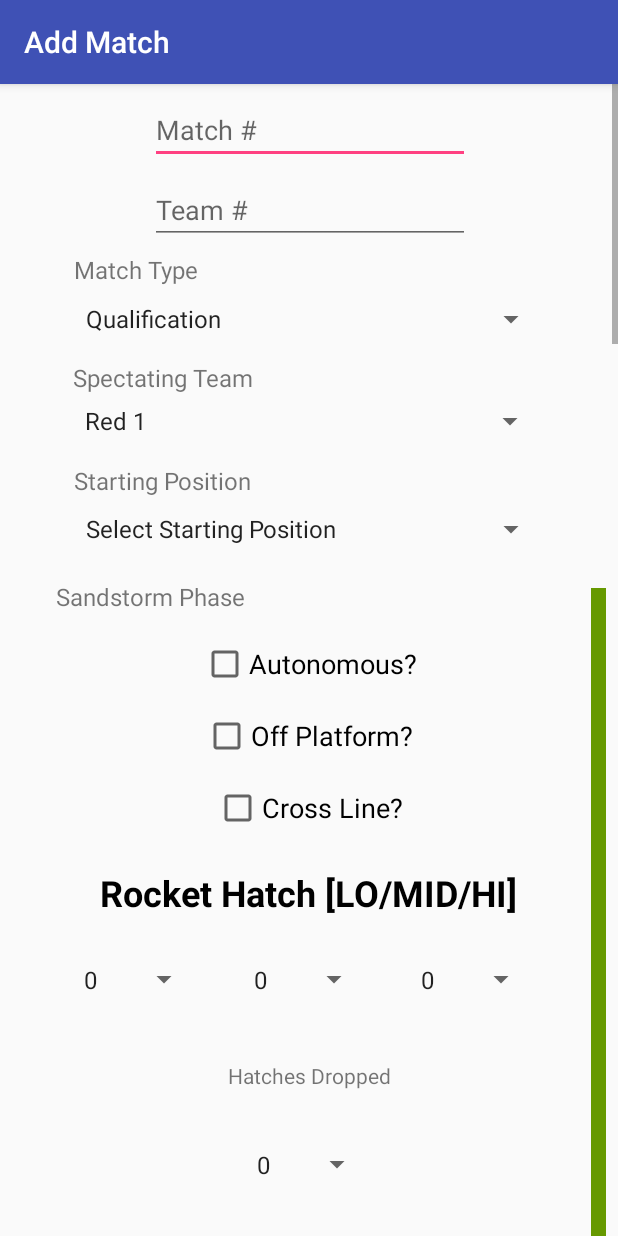
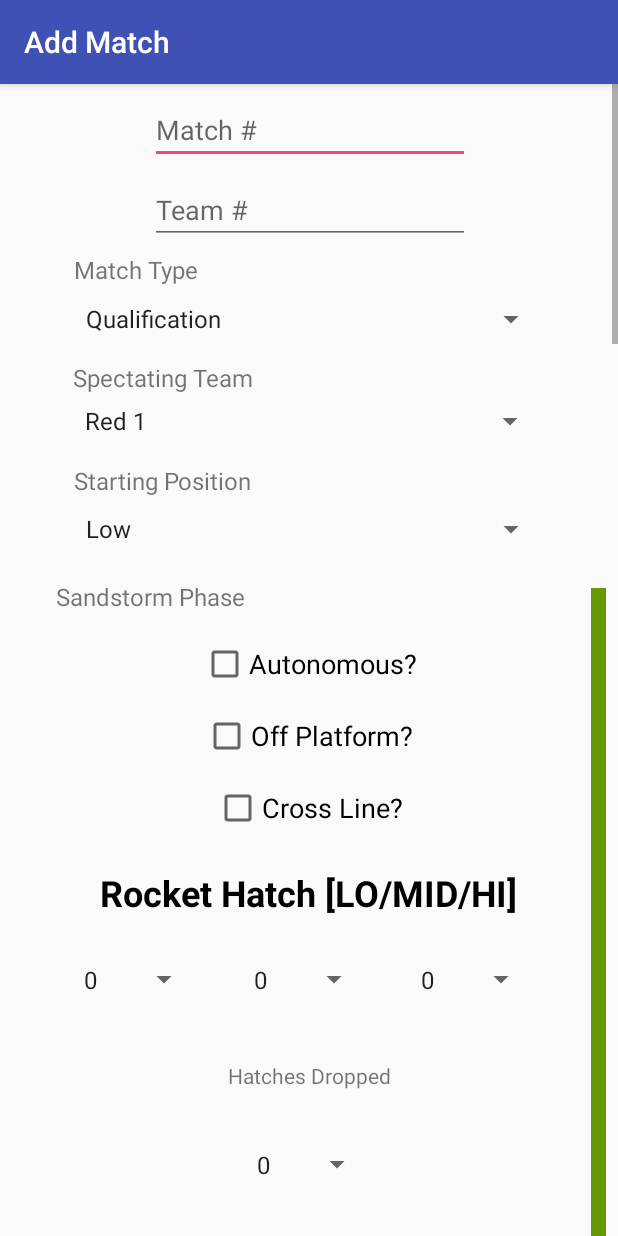
Before and after one commit to DrDab/TrcScoutingApp, an Android app: the SetMatchInfo screen opened directly, with no data from a screen before it, on a phone screen of 412 x 824 dp. Run offline under Robolectric (Android 15) with nearby library versions, the phone set to English and light mode, and no system bars.

Commit message:
Major Changes ( minor edit to previous)

```diff
--- a/app/src/main/res/values/strings.xml
+++ b/app/src/main/res/values/strings.xml
@@ -2,7 +2,6 @@
     <!-- BEGIN GAME SPECIFIC STUFF -->
 
     <string-array name="starting_positions">
-        <item>Select Starting Position</item>
         <item>Low</item>
         <item>Middle</item>
     </string-array>
```
